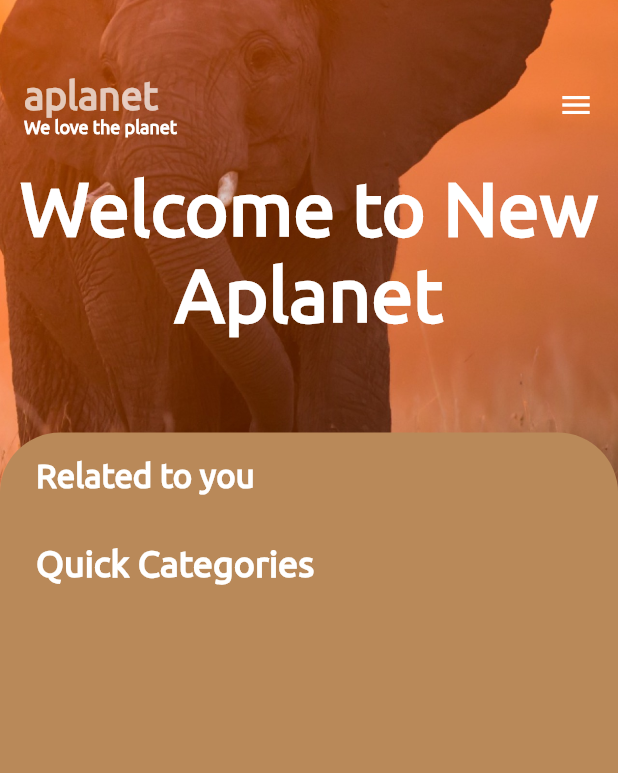
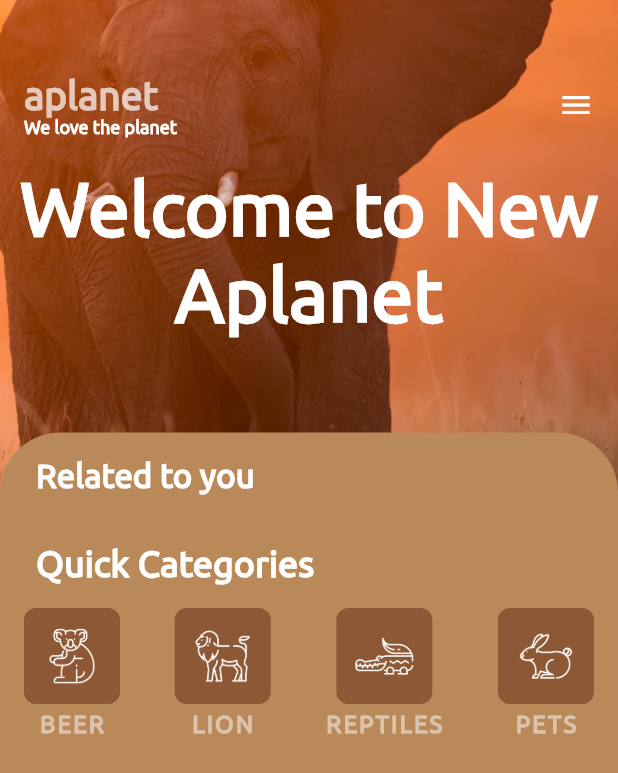
Before and after one commit to DaminduSandaruwan/AnimalPlanetUI, a Flutter app: the DashboardScreen screen opened directly, on a phone screen of 412 x 824 dp. Shown: the top 773 px of the screen. Run offline on Flutter 3.47's test engine with Material 2 defaults, Android fonts, the phone set to English and light mode, and no system bars; project files that could hold a hidden picture were left out.

Commit message:
Quick Categorize Done

```diff
--- a/lib/screens/dashboard_screen.dart
+++ b/lib/screens/dashboard_screen.dart
@@ -81,11 +81,102 @@ class DashboardScreen extends StatelessWidget {
                       style: TextStyles.titleTextStyle,
                     ),
                   ),
-
+                  Padding(
+                    padding: const EdgeInsets.symmetric(horizontal:16.0),
+                    child: Row(
+                      mainAxisAlignment: MainAxisAlignment.spaceBetween,
+                      mainAxisSize: MainAxisSize.max,
+                      children: <Widget>[
+                        Column(
+                          children: <Widget>[
+                            Container(
+                              padding: const EdgeInsets.all(12),
+                              decoration: BoxDecoration(
+                                borderRadius: BorderRadius.circular(8),
+                                color: Color(0xFF8C5835),
+                              ),
+                              child: Image.asset(
+                                "assets/images/bear.png",
+                                height:40,
+                                width:40
+                              ),
+                            ),
+                            SizedBox(height: 4),
+                            Text(
+                              Strings.BEER,
+                              style: TextStyles.body2TextStyle,
+                            ),
+                          ],
+                        ),
+                        Column(
+                          children: <Widget>[
+                            Container(
+                              padding: const EdgeInsets.all(12),
+                              decoration: BoxDecoration(
+                                borderRadius: BorderRadius.circular(8),
+                                color: Color(0xFF8C5835),
+                              ),
+                              child: Image.asset(
+                                "assets/images/lion.png",
+                                height:40,
+                                width:40
+                              ),
+                            ),
+                            SizedBox(height: 4),
+                            Text(
+                              Strings.LION,
+                              style: TextStyles.body2TextStyle,
+                            ),
+                          ],
+                        ),
+                        Column(
+                          children: <Widget>[
+                            Container(
+                              padding: const EdgeInsets.all(12),
+                              decoration: BoxDecoration(
+                                borderRadius: BorderRadius.circular(8),
+                                color: Color(0xFF8C5835),
+                              ),
+                              child: Image.asset(
+                                "assets/images/reptiles.png",
+                                height:40,
+                                width:40
+                              ),
+                            ),
+                            SizedBox(height: 4),
+                            Text(
+                              Strings.REPTILES,
+                              style: TextStyles.body2TextStyle,
+                            ),
+                          ],
+                        ),
+                        Column(
+                          children: <Widget>[
+                            Container(
+                              padding: const EdgeInsets.all(12),
+                              decoration: BoxDecoration(
+                                borderRadius: BorderRadius.circular(8),
+                                color: Color(0xFF8C5835),
+                              ),
+                              child: Image.asset(
+                                "assets/images/pets.png",
+                                height:40,
+                                width:40
+                              ),
+                            ),
+                            SizedBox(height: 4),
+                            Text(
+                              Strings.PETS,
+                              style: TextStyles.body2TextStyle,
+                            ),
+                          ],
+                        ),
+                      ],
+                    ),
+                  ),
                 ],
               ),
             ),
-
           ),
         ],
       ),
--- a/lib/utils/text_style.dart
+++ b/lib/utils/text_style.dart
@@ -69,7 +69,7 @@ class TextStyles{
   static final TextStyle body2TextStyle = TextStyle(
     fontSize: 16,
     letterSpacing: 1.3,
-    fontWeight: FontWeight.w400,
+    fontWeight: FontWeight.w700,
     color: Colors.white.withOpacity(0.5),
     fontFamily: 'Ubuntu',
   );
```
